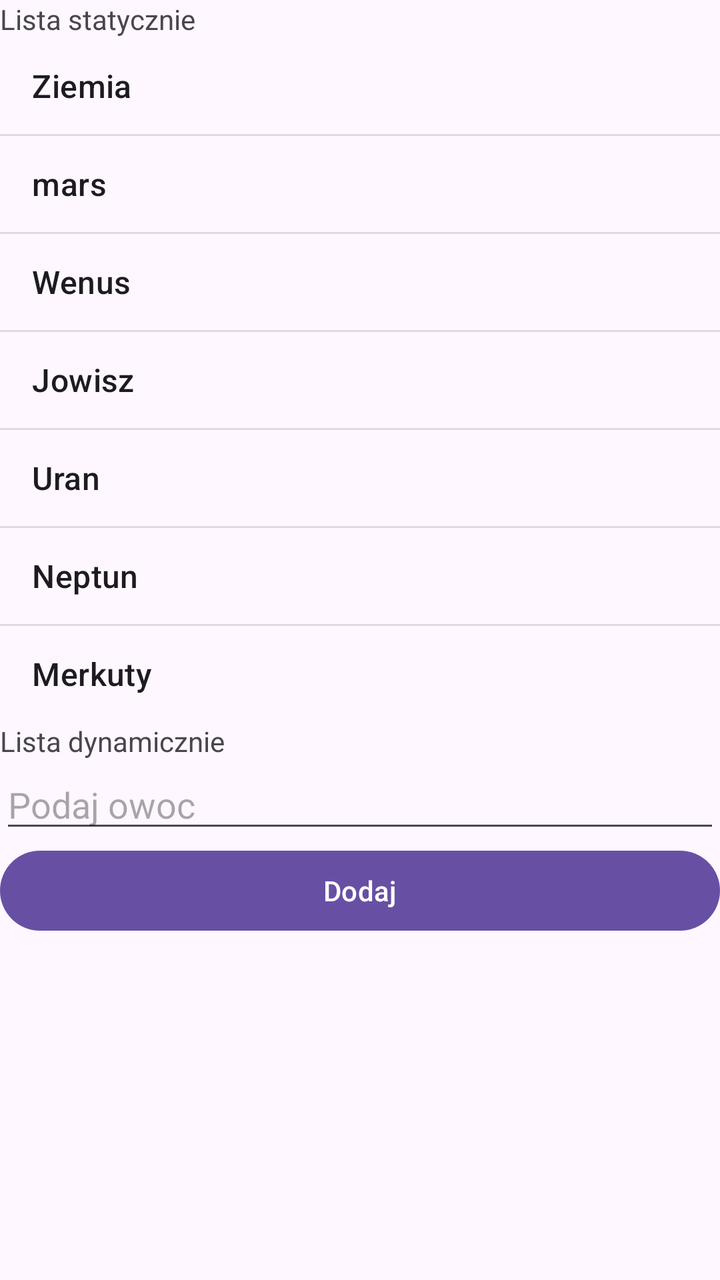
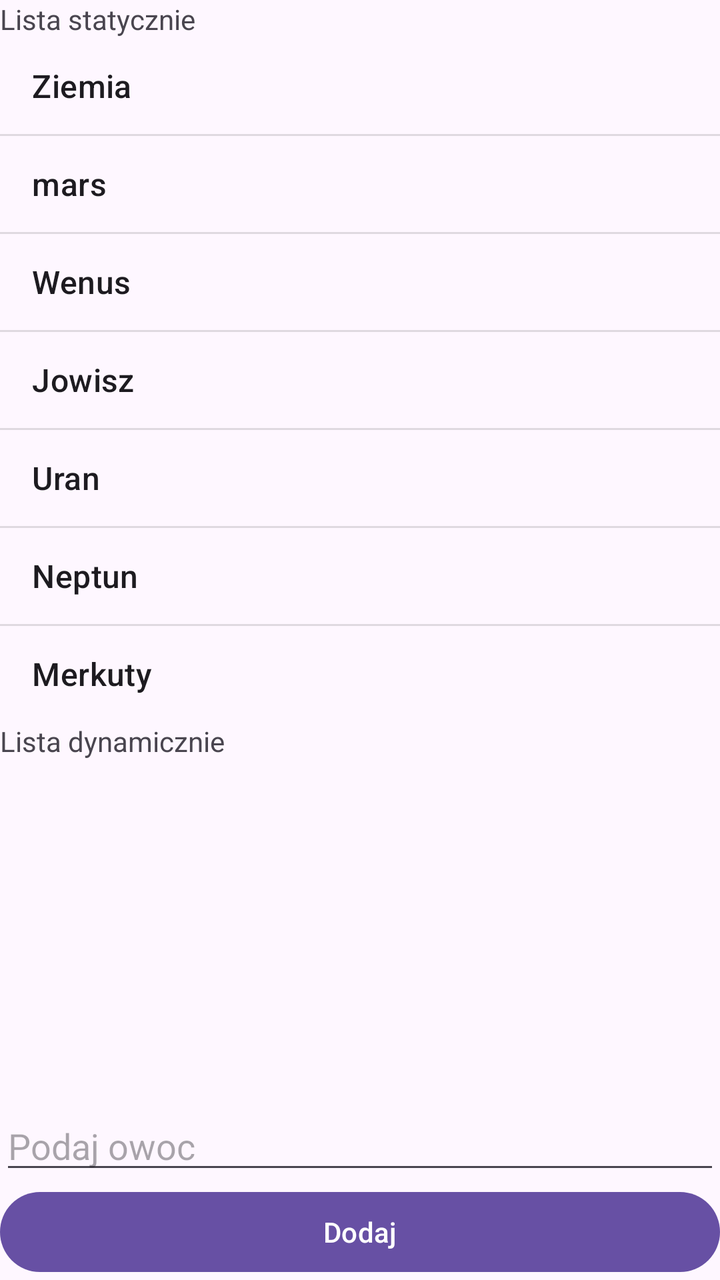

Two renders of the same Android screen: before a commit and after it. Below are the layout's source before the change and the commit's diff.
<!-- AndroidManifest.xml: application theme Theme.ListyPowtorzenie1 -->
<!-- res/layout/activity_main.xml -->
<?xml version="1.0" encoding="utf-8"?>
<LinearLayout xmlns:android="http://schemas.android.com/apk/res/android"
    xmlns:app="http://schemas.android.com/apk/res-auto"
    xmlns:tools="http://schemas.android.com/tools"
    android:id="@+id/main"
    android:layout_width="match_parent"
    android:layout_height="match_parent"
    android:orientation="vertical"
    tools:context=".MainActivity">

    <TextView
        android:id="@+id/textView1"
        android:layout_width="wrap_content"
        android:layout_height="wrap_content"
        android:text="Lista statycznie" />

    <ListView
        android:layout_width="match_parent"
        android:layout_height="wrap_content"
        android:entries="@array/planety"/>

    <TextView
        android:id="@+id/textView2"
        android:layout_width="match_parent"
        android:layout_height="wrap_content"
        android:text="Lista dynamicznie" />

    <ListView
        android:id="@+id/ListView"
        android:layout_width="match_parent"
        android:layout_height="wrap_content" />

    <EditText
        android:id="@+id/editTextText"
        android:layout_width="match_parent"
        android:layout_height="wrap_content"
        android:ems="10"
        android:inputType="text"
        android:hint="Podaj owoc" />

    <Button
        android:id="@+id/button"
        android:layout_width="match_parent"
        android:layout_height="wrap_content"
        android:text="Dodaj" />

</LinearLayout>
<!-- resources referenced by this layout -->
<resources>
  <string-array name="planety">
          <item>Ziemia</item>
          <item>mars</item>
          <item>Wenus</item>
          <item>Jowisz</item>
          <item>Uran</item>
          <item>Neptun</item>
          <item>Merkuty</item>
      </string-array>
  <style name="Theme.ListyPowtorzenie1" parent="Base.Theme.ListyPowtorzenie1" />
  <style name="Base.Theme.ListyPowtorzenie1" parent="Theme.Material3.DayNight.NoActionBar">
          
          
      </style>
</resources>

<!-- the commit's change to res/layout/activity_main.xml (unified diff, before → after) -->
@@ -28,7 +28,8 @@
     <ListView
         android:id="@+id/ListView"
         android:layout_width="match_parent"
-        android:layout_height="wrap_content" />
+        android:layout_height="wrap_content"
+        android:layout_weight="1"/>
 
     <EditText
         android:id="@+id/editTextText"
